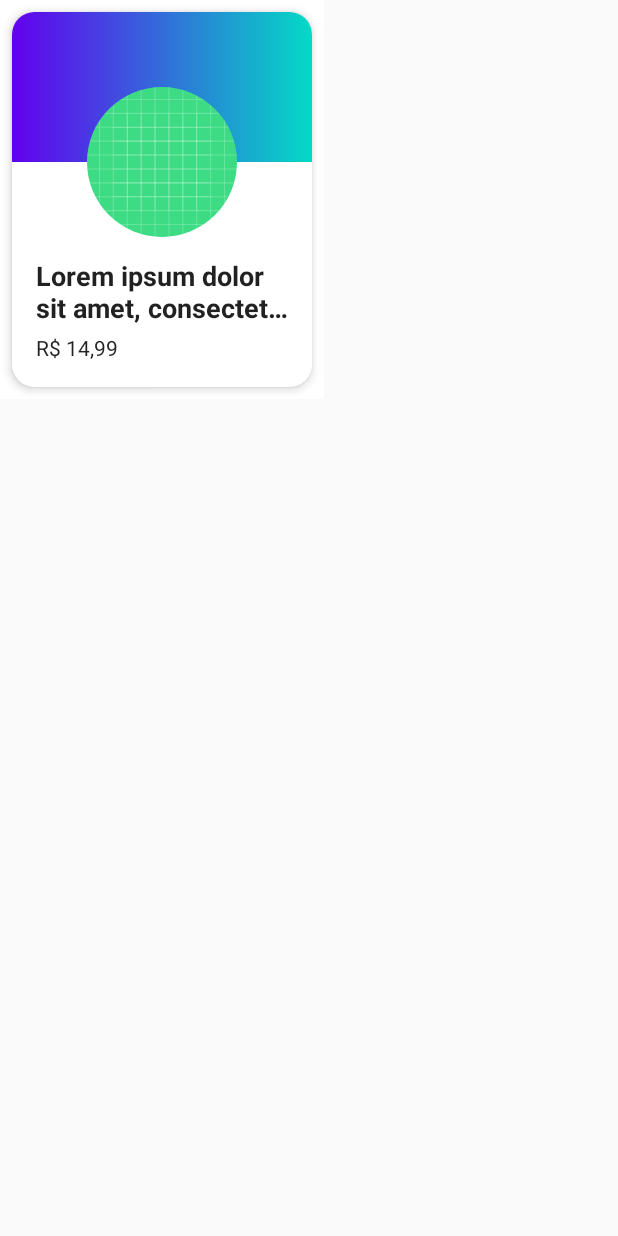
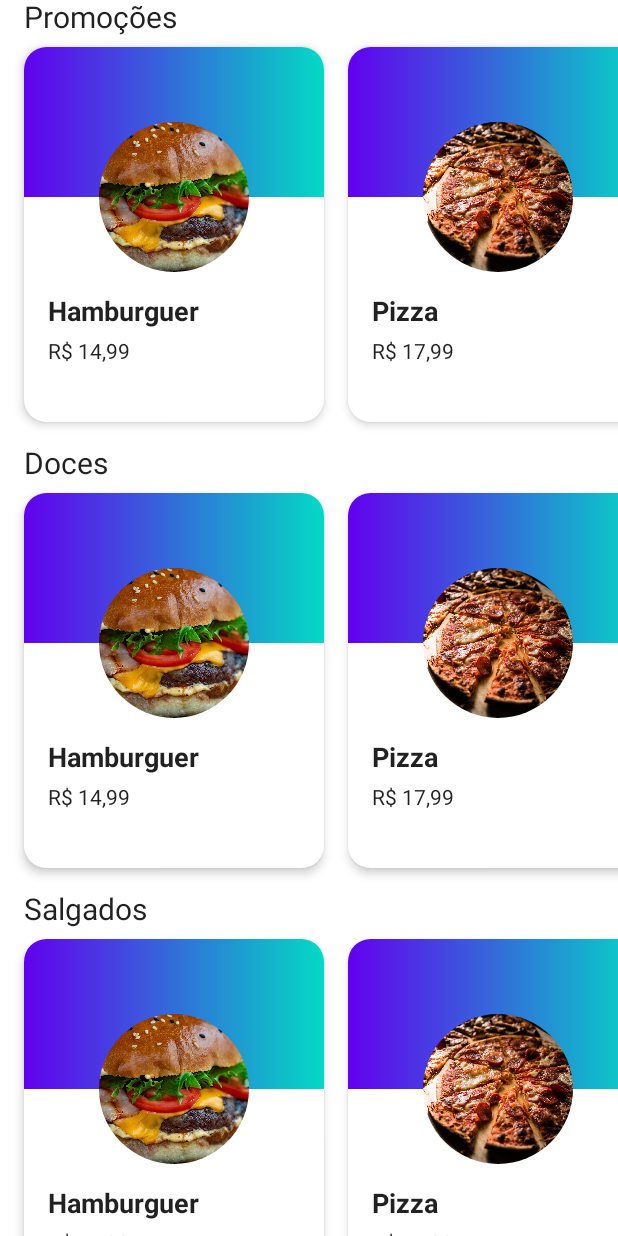
Before and after one commit to FerreirinhaJean/app-aluvery, an Android app built with Jetpack Compose: the screen it shows after launch (MainActivity), on a phone screen of 412 x 824 dp. Run offline under Robolectric (Android 15) with nearby library versions, the phone set to English and light mode, and no system bars.

Commit message:
Adicionado Sessão de produtos.

```diff
--- a/app/src/main/java/br/com/jean/aluvery/MainActivity.kt
+++ b/app/src/main/java/br/com/jean/aluvery/MainActivity.kt
@@ -1,10 +1,12 @@
 package br.com.jean.aluvery
 
+import android.icu.text.ListFormatter.Width
 import android.os.Bundle
 import androidx.activity.ComponentActivity
 import androidx.activity.compose.setContent
-import androidx.compose.foundation.Image
-import androidx.compose.foundation.background
+import androidx.compose.foundation.*
+import androidx.compose.foundation.gestures.ScrollableState
+import androidx.compose.foundation.gestures.scrollable
 import androidx.compose.foundation.layout.*
 import androidx.compose.foundation.shape.CircleShape
 import androidx.compose.foundation.shape.RoundedCornerShape
@@ -15,18 +17,24 @@ import androidx.compose.ui.Alignment.Companion.BottomCenter
 import androidx.compose.ui.Alignment.Companion.CenterHorizontally
 import androidx.compose.ui.Modifier
 import androidx.compose.ui.draw.clip
+import androidx.compose.ui.draw.scale
 import androidx.compose.ui.geometry.RoundRect
 import androidx.compose.ui.graphics.Brush
+import androidx.compose.ui.layout.ContentScale
 import androidx.compose.ui.res.painterResource
 import androidx.compose.ui.text.font.FontWeight
 import androidx.compose.ui.text.style.TextOverflow
 import androidx.compose.ui.tooling.preview.Preview
 import androidx.compose.ui.tooling.preview.datasource.LoremIpsum
+import androidx.compose.ui.unit.Dp
 import androidx.compose.ui.unit.dp
 import androidx.compose.ui.unit.sp
+import br.com.jean.aluvery.extensions.toBrazilCurrency
+import br.com.jean.aluvery.model.Product
 import br.com.jean.aluvery.ui.theme.AluveryTheme
 import br.com.jean.aluvery.ui.theme.Purple500
 import br.com.jean.aluvery.ui.theme.Teal200
+import java.math.BigDecimal
 
 class MainActivity : ComponentActivity() {
     override fun onCreate(savedInstanceState: Bundle?) {
@@ -34,7 +42,7 @@ class MainActivity : ComponentActivity() {
         setContent {
             AluveryTheme {
                 Surface {
-                    ProductItem()
+                    App()
                 }
             }
         }
@@ -42,9 +50,74 @@ class MainActivity : ComponentActivity() {
 }
 
 @Composable
-fun ProductItem() {
+fun App() {
+    Column(
+        Modifier
+            .fillMaxSize()
+            .verticalScroll(rememberScrollState()),
+        verticalArrangement = Arrangement.spacedBy(16.dp)
+    ) {
+        ProductSession("Promoções")
+        ProductSession("Doces")
+        ProductSession("Salgados")
+    }
+}
+
+@Composable
+fun ProductSession(name: String) {
+    Column {
+        Text(
+            text = name,
+            Modifier.padding(start = 16.dp, end = 16.dp),
+            fontSize = 20.sp,
+            fontWeight = FontWeight(400)
+        )
+        Row(
+            Modifier
+                .padding(
+                    top = 8.dp,
+                )
+                .fillMaxWidth()
+                .horizontalScroll(rememberScrollState()),
+            horizontalArrangement = Arrangement.spacedBy(16.dp),
+        ) {
+            Spacer(Modifier)
+            ProductItem(
+                Product(
+                    name = "Hamburguer",
+                    price = BigDecimal("14.99"),
+                    image = R.drawable.burger
+                )
+            )
+            ProductItem(
+                Product(
+                    name = "Pizza",
+                    price = BigDecimal("17.99"),
+                    image = R.drawable.pizza
+                )
+            )
+            ProductItem(
+                Product(
+                    name = "Batata frita",
+                    price = BigDecimal("7.99"),
+                    image = R.drawable.fries
+                )
+            )
+            ProductItem(
+                Product(
+                    name = "Pastel de carne",
+                    price = BigDecimal("5.99"),
+                )
+            )
+            Spacer(Modifier)
+        }
+
+    }
+}
+
+@Composable
+fun ProductItem(product: Product) {
     Surface(
-        Modifier.padding(8.dp),
         shape = RoundedCornerShape(15.dp),
         elevation = 4.dp,
     ) {
@@ -68,13 +141,14 @@ fun ProductItem() {
                     )
             ) {
                 Image(
-                    painter = painterResource(id = R.drawable.ic_launcher_background),
+                    painter = painterResource(id = product.image),
                     contentDescription = "Imagem do produto",
                     Modifier
                         .size(imageSize)
                         .offset(y = imageSize / 2)
                         .clip(shape = CircleShape)
-                        .align(BottomCenter)
+                        .align(BottomCenter),
+                    contentScale = ContentScale.Crop,
                 )
             }
             Spacer(modifier = Modifier.height(imageSize / 2))
@@ -83,14 +157,14 @@ fun ProductItem() {
                 Modifier.padding(16.dp)
             ) {
                 Text(
-                    text = LoremIpsum(50).values.first(),
+                    text = product.name,
                     fontSize = 18.sp,
                     fontWeight = FontWeight(700),
                     maxLines = 2,
                     overflow = TextOverflow.Ellipsis
                 )
                 Text(
-                    text = "R$ 14,99",
+                    text = product.price.toBrazilCurrency(),
                     fontSize = 14.sp,
                     modifier = Modifier.padding(top = 8.dp)
                 )
@@ -99,6 +173,16 @@ fun ProductItem() {
     }
 }
 
+
+@Preview(
+    showSystemUi = true
+)
+@Composable
+fun AppPreview() {
+    App()
+}
+
+
 @Preview(
     showBackground = true
 )
@@ -106,8 +190,22 @@ fun ProductItem() {
 fun ProductItemPreview() {
     AluveryTheme {
         Surface {
-            ProductItem()
+            ProductItem(
+                Product(
+                    name = "Pizza de Calabresa",
+                    price = BigDecimal("14.99")
+                )
+            )
         }
 
     }
 }
+
+@Preview(
+    showBackground = true
+)
+@Composable
+fun ProductSessioPreview(
+) {
+    ProductSession("Promoções")
+}
--- /dev/null
+++ b/app/src/main/java/br/com/jean/aluvery/extensions/BigDecimalExtensions.kt
@@ -0,0 +1,11 @@
+package br.com.jean.aluvery.extensions
+
+import java.math.BigDecimal
+import java.text.NumberFormat
+import java.util.Locale
+
+fun BigDecimal.toBrazilCurrency(): String {
+    return NumberFormat
+        .getCurrencyInstance(Locale("pt", "br"))
+        .format(this)
+}
--- /dev/null
+++ b/app/src/main/java/br/com/jean/aluvery/model/Product.kt
@@ -0,0 +1,14 @@
+package br.com.jean.aluvery.model
+
+import androidx.annotation.DrawableRes
+import br.com.jean.aluvery.R
+import java.math.BigDecimal
+
+class Product(
+    val name: String,
+    val price: BigDecimal,
+    @DrawableRes
+    val image: Int = R.drawable.placeholder
+) {
+
+}
```
Also changed, not shown: app/src/main/res/drawable/burger.jpeg (added), app/src/main/res/drawable/fries.jpeg (added), app/src/main/res/drawable/pizza.jpeg (added), app/src/main/res/drawable/placeholder.png (added).
